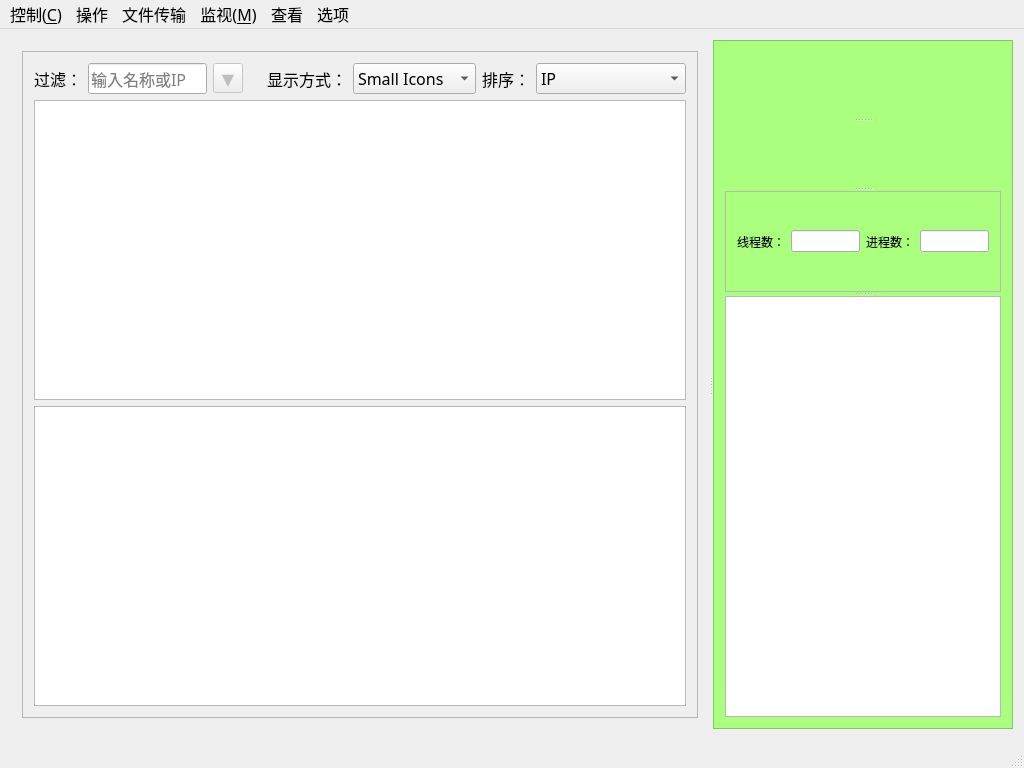
Before: the Qt Designer form CC-Client/CC-Client/mainwindow.ui in cokkiy/CC, drawn with Qt 5.
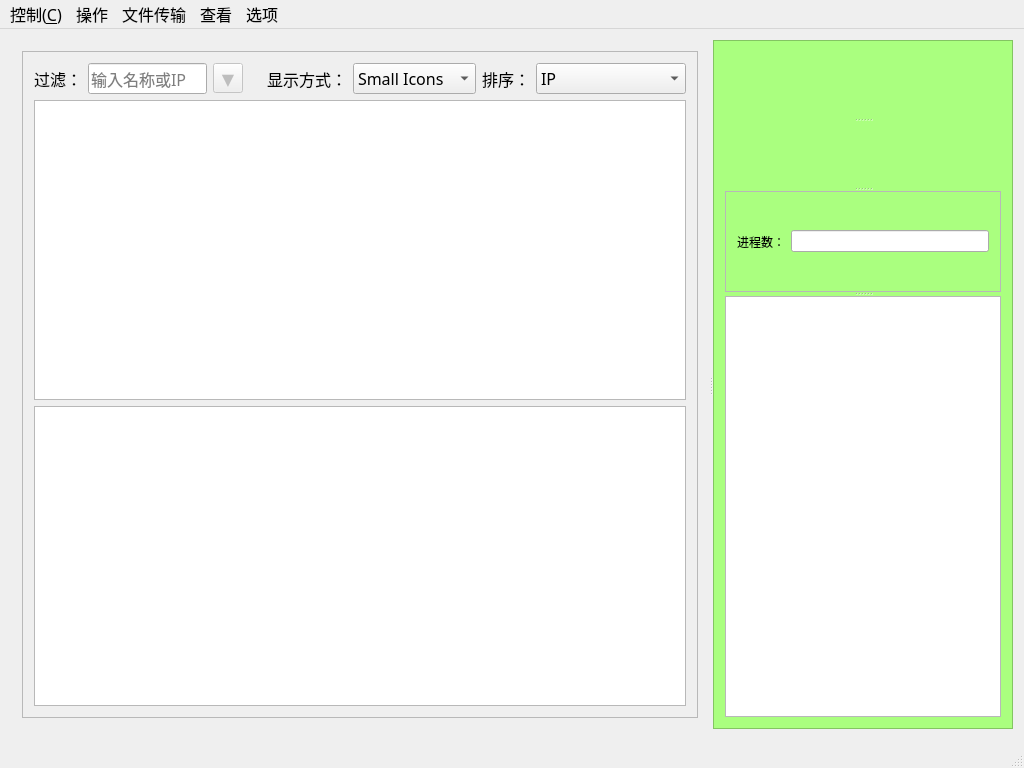
After: the same form once the commit is applied. Icons and pictures are not drawn. Custom widgets are drawn as their Qt base class.

```diff
--- a/CC-Client/CC-Client/mainwindow.ui
+++ b/CC-Client/CC-Client/mainwindow.ui
@@ -341,20 +341,6 @@
             <enum>QFrame::Raised</enum>
            </property>
            <layout class="QHBoxLayout" name="horizontalLayout_5">
-            <item>
-             <layout class="QHBoxLayout" name="horizontalLayout_4">
-              <item>
-               <widget class="QLabel" name="label_5">
-                <property name="text">
-                 <string>线程数：</string>
-                </property>
-               </widget>
-              </item>
-              <item>
-               <widget class="QLineEdit" name="threadCountlineEdit"/>
-              </item>
-             </layout>
-            </item>
             <item>
              <layout class="QHBoxLayout" name="horizontalLayout_2">
               <item>
@@ -408,19 +394,6 @@
     <addaction name="separator"/>
     <addaction name="actionExit"/>
    </widget>
-   <widget class="QMenu" name="menuMonitor">
-    <property name="title">
-     <string>监视(&amp;M)</string>
-    </property>
-    <addaction name="actionCPU"/>
-    <addaction name="actionMemory"/>
-    <addaction name="separator"/>
-    <addaction name="actionAppCPU"/>
-    <addaction name="actionAppMemory"/>
-    <addaction name="separator"/>
-    <addaction name="actionAppThreadCount"/>
-    <addaction name="actionProcCount"/>
-   </widget>
    <widget class="QMenu" name="menuOperation">
     <property name="title">
      <string>操作</string>
@@ -489,7 +462,6 @@
    <addaction name="menuControl"/>
    <addaction name="menuOperation"/>
    <addaction name="menuFileTranslation"/>
-   <addaction name="menuMonitor"/>
    <addaction name="menuView"/>
    <addaction name="menuOption"/>
   </widget>
```
Left out of the diff: 35 changed lines with no effect on the pictures.
